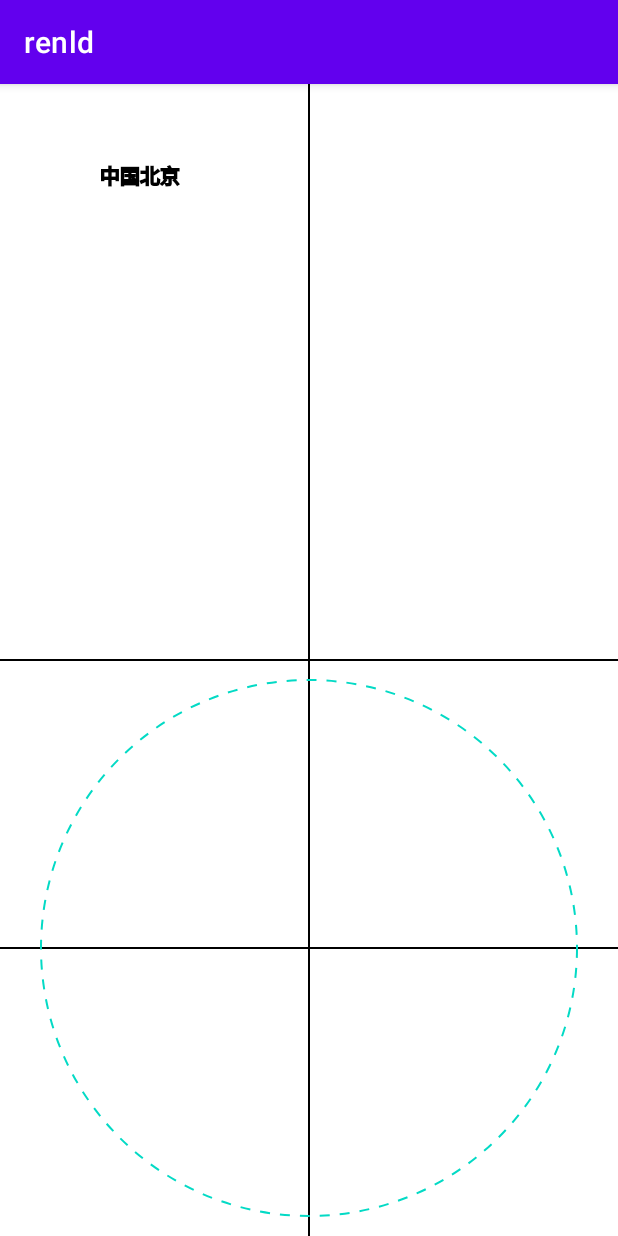
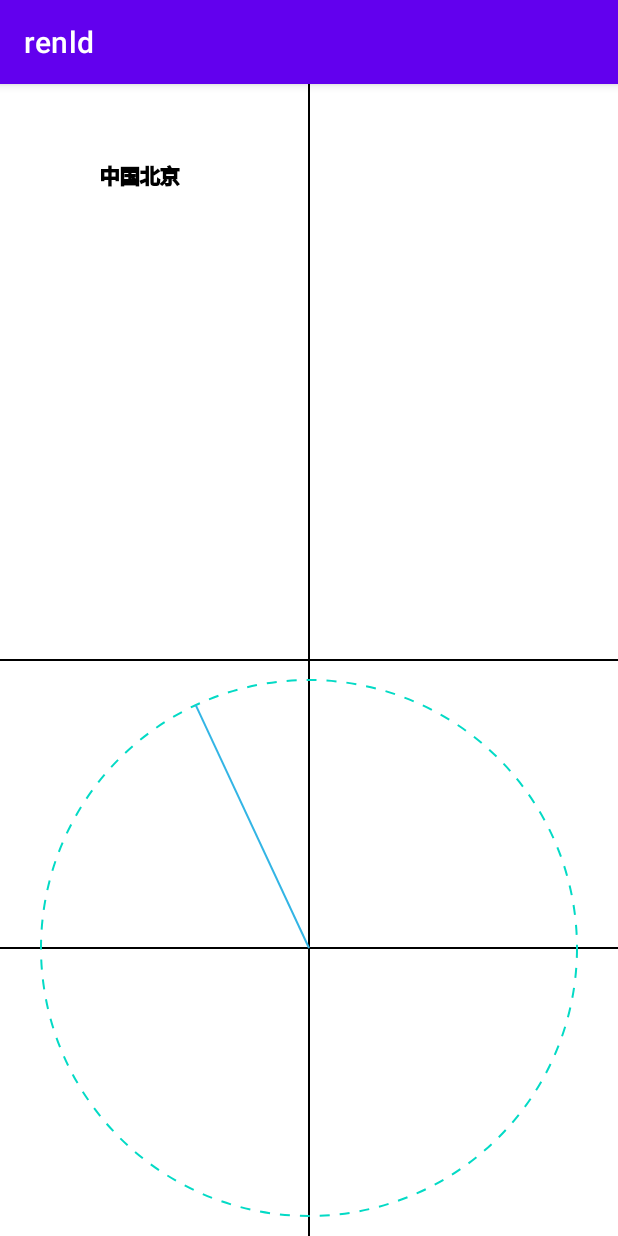
Before and after one commit to lgwguang/renld, an Android app: the screen it shows after launch (MyViewActivity), on a phone screen of 412 x 824 dp. Run offline under Robolectric (Android 15) with nearby library versions, the phone set to English and light mode, and no system bars; our stand-ins replace data binding.

Commit message:
实现旋转

```diff
--- a/app/build.gradle
+++ b/app/build.gradle
@@ -51,6 +51,7 @@ dependencies {
 
     implementation("androidx.lifecycle:lifecycle-livedata-ktx:$lifecycle_version")
     implementation("androidx.lifecycle:lifecycle-viewmodel-ktx:$lifecycle_version")
+    implementation("androidx.lifecycle:lifecycle-runtime-ktx:$lifecycle_version")
 
     implementation 'com.github.tbruyelle:rxpermissions:0.12'
 
--- a/app/src/main/java/com/ligw/renld/ClearActivity.kt
+++ b/app/src/main/java/com/ligw/renld/ClearActivity.kt
@@ -2,10 +2,16 @@ package com.ligw.renld
 
 import androidx.appcompat.app.AppCompatActivity
 import android.os.Bundle
+import android.view.MotionEvent
 
 class ClearActivity : AppCompatActivity() {
     override fun onCreate(savedInstanceState: Bundle?) {
         super.onCreate(savedInstanceState)
         setContentView(R.layout.activity_clear)
     }
+
+    override fun dispatchTouchEvent(ev: MotionEvent?): Boolean {
+
+        return super.dispatchTouchEvent(ev)
+    }
 }
--- a/app/src/main/java/com/ligw/renld/MyViewActivity.kt
+++ b/app/src/main/java/com/ligw/renld/MyViewActivity.kt
@@ -2,10 +2,17 @@ package com.ligw.renld
 
 import androidx.appcompat.app.AppCompatActivity
 import android.os.Bundle
+import androidx.databinding.DataBindingUtil
+import com.ligw.renld.databinding.ActivityMyviewBinding
 
 class MyViewActivity : AppCompatActivity() {
+
+    private lateinit var binding:ActivityMyviewBinding
+
     override fun onCreate(savedInstanceState: Bundle?) {
         super.onCreate(savedInstanceState)
-        setContentView(R.layout.layout_myview)
+        binding = DataBindingUtil.setContentView(this,R.layout.activity_myview)
+//        //setContentView(R.layout.activity_myview)
+        lifecycle.addObserver(binding.view)
     }
 }
--- a/app/src/main/java/com/ligw/renld/view/MyView.kt
+++ b/app/src/main/java/com/ligw/renld/view/MyView.kt
@@ -8,16 +8,22 @@ import android.graphics.drawable.BitmapDrawable
 import android.util.AttributeSet
 import android.view.View
 import androidx.core.content.ContextCompat
+import androidx.core.graphics.withRotation
 import androidx.core.graphics.withTranslation
+import androidx.lifecycle.Lifecycle
+import androidx.lifecycle.LifecycleObserver
+import androidx.lifecycle.OnLifecycleEvent
 import com.ligw.renld.R
+import kotlinx.coroutines.*
 
 /**
  * @author created by ligw on 2022/8/15
  * @Email ligw@wanbu.com.cn
  */
 class MyView @JvmOverloads constructor(
-    context: Context, attrs: AttributeSet? = null, defStyleAttr: Int = 0
-) : View(context, attrs, defStyleAttr) {
+    context: Context, attrs: AttributeSet? = null, defStyleAttr: Int = 0,
+) : View(context, attrs, defStyleAttr), LifecycleObserver {
+
 
     private var paint = Paint().apply {
         style = Paint.Style.STROKE
@@ -29,17 +35,27 @@ class MyView @JvmOverloads constructor(
         style = Paint.Style.STROKE
         strokeWidth = 2.0f
         isAntiAlias = true
-        pathEffect = DashPathEffect(floatArrayOf(10f,10f),0f)
-        color = ContextCompat.getColor(context,R.color.teal_200)
+        pathEffect = DashPathEffect(floatArrayOf(10f, 10f), 0f)
+        color = ContextCompat.getColor(context, R.color.teal_200)
     }
 
+    private var paintRadius = Paint().apply {
+        style = Paint.Style.STROKE
+        strokeWidth = 2.0f
+        isAntiAlias = true
+        color = ContextCompat.getColor(context, android.R.color.holo_blue_light)
+    }
     private var mWidth: Float = 0f
     private var mHeight: Float = 0f
+    private var mRadius: Float = 0f
+    private var mDegrees: Float = 10f
+    private var rotationJob:Job ?= null
 
     override fun onSizeChanged(w: Int, h: Int, oldw: Int, oldh: Int) {
         super.onSizeChanged(w, h, oldw, oldh)
         mWidth = w.toFloat()
         mHeight = h.toFloat()
+        mRadius = mHeight / 4 - 20
     }
 
     override fun onDraw(canvas: Canvas?) {
@@ -47,6 +63,7 @@ class MyView @JvmOverloads constructor(
         canvas?.apply {
             drawAxises(this)
             drawText(this)
+            drawLine(this)
         }
 
     }
@@ -55,7 +72,7 @@ class MyView @JvmOverloads constructor(
         paint.apply {
             textSize = 20f
         }
-        canvas.drawText("中国北京",100F,100F,paint)
+        canvas.drawText("中国北京", 100F, 100F, paint)
     }
 
     fun drawAxises(canvas: Canvas) {
@@ -68,9 +85,34 @@ class MyView @JvmOverloads constructor(
         }
 
         canvas.withTranslation(mWidth / 2, mHeight * 3 / 4) {
-            drawCircle(0f,0f,mHeight/4 - 20 ,paintCircle)
+            drawCircle(0f, 0f, mRadius, paintCircle)
         }
 //        canvas.drawBitmap()
-        var icon = BitmapDrawable()
+//        var icon = BitmapDrawable()
     }
+
+    fun drawLine(canvas: Canvas) {
+        canvas.withTranslation(mWidth / 2, mHeight * 3 / 4) {
+            withRotation(-mDegrees) {
+                drawLine(0f, 0f, mRadius, 0f, paintRadius)
+            }
+        }
+    }
+
+    @OnLifecycleEvent(Lifecycle.Event.ON_RESUME)
+    fun update() {
+        rotationJob = CoroutineScope(Dispatchers.Main).launch {
+            while (true) {
+                delay(100)
+                mDegrees += 5
+                invalidate()
+            }
+        }
+    }
+
+    @OnLifecycleEvent(Lifecycle.Event.ON_PAUSE)
+    fun stop(){
+        rotationJob?.cancel()
+    }
+
 }
--- /dev/null
+++ b/app/src/main/res/layout/activity_myview.xml
@@ -0,0 +1,22 @@
+<?xml version="1.0" encoding="utf-8"?>
+<layout xmlns:android="http://schemas.android.com/apk/res/android"
+    xmlns:app="http://schemas.android.com/apk/res-auto">
+
+    <data>
+
+    </data>
+
+    <androidx.constraintlayout.widget.ConstraintLayout
+        android:layout_width="match_parent"
+        android:layout_height="match_parent">
+
+        <com.ligw.renld.view.MyView
+            android:id="@+id/view"
+            android:layout_width="0dp"
+            android:layout_height="0dp"
+            app:layout_constraintBottom_toBottomOf="parent"
+            app:layout_constraintEnd_toEndOf="parent"
+            app:layout_constraintStart_toStartOf="parent"
+            app:layout_constraintTop_toTopOf="parent" />
+    </androidx.constraintlayout.widget.ConstraintLayout>
+</layout>
--- a/app/src/main/res/layout/layout_myview.xml
+++ /dev/null
@@ -1,15 +0,0 @@
-<?xml version="1.0" encoding="utf-8"?>
-<androidx.constraintlayout.widget.ConstraintLayout xmlns:android="http://schemas.android.com/apk/res/android"
-    xmlns:app="http://schemas.android.com/apk/res-auto"
-    android:layout_width="match_parent"
-    android:layout_height="match_parent">
-
-    <com.ligw.renld.view.MyView
-        android:id="@+id/view"
-        android:layout_width="0dp"
-        android:layout_height="0dp"
-        app:layout_constraintBottom_toBottomOf="parent"
-        app:layout_constraintEnd_toEndOf="parent"
-        app:layout_constraintStart_toStartOf="parent"
-        app:layout_constraintTop_toTopOf="parent" />
-</androidx.constraintlayout.widget.ConstraintLayout>
```
Also changed, not shown: 2 other files.
